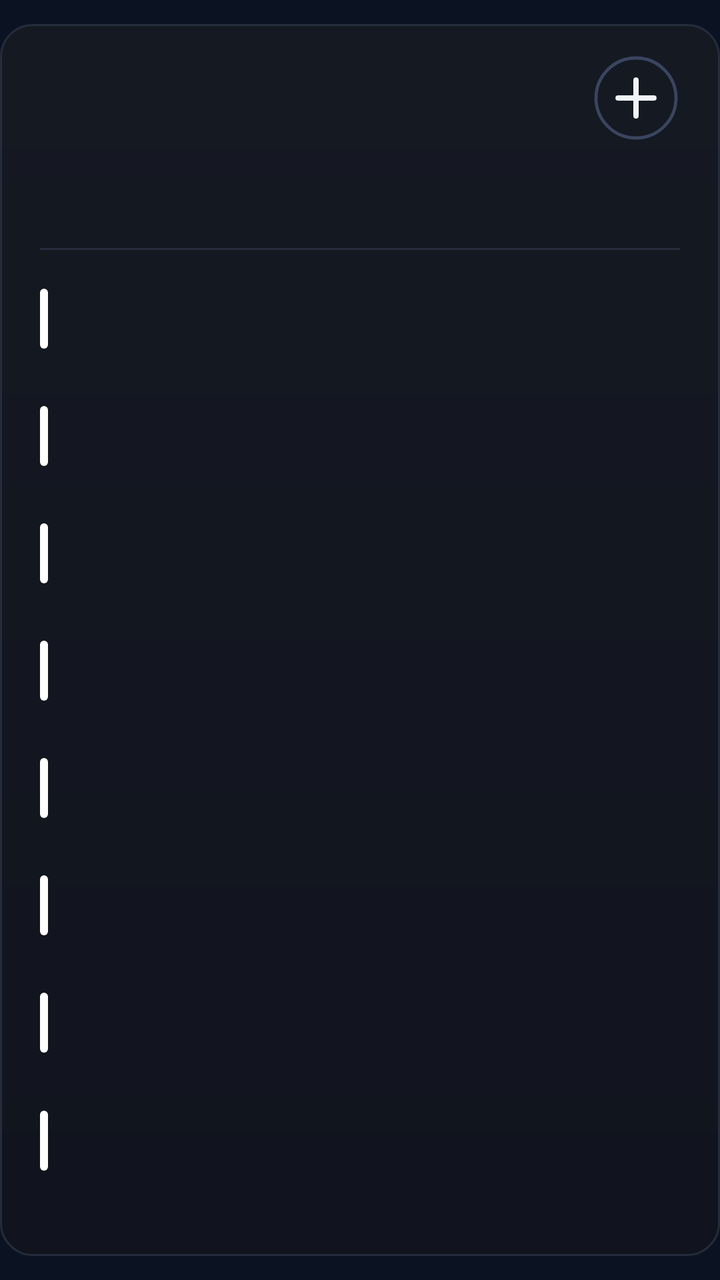
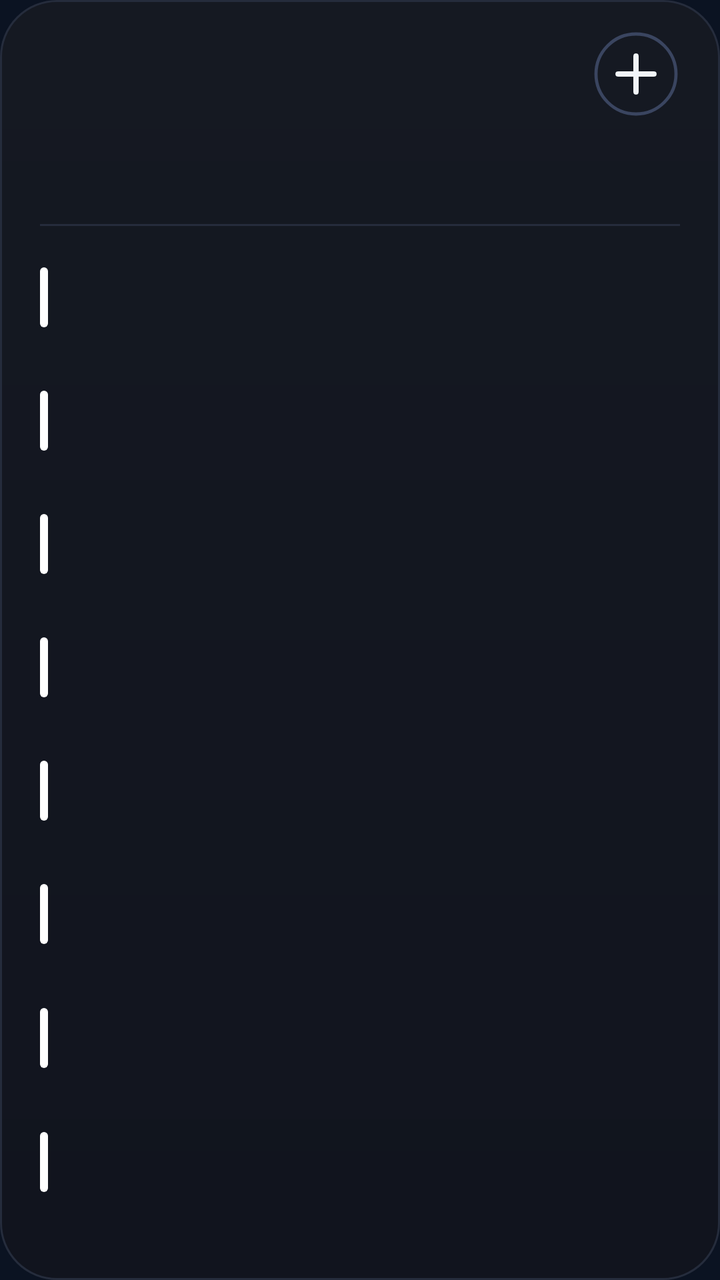

Compare the two renders of this Android layout. The source of the first and the diff that turns it into the second are given below.
<!-- AndroidManifest.xml: application theme AppTheme -->
<!-- res/layout/cal_k8.xml -->
<?xml version="1.0" encoding="utf-8"?>
<FrameLayout xmlns:android="http://schemas.android.com/apk/res/android"
    android:id="@+id/root"
    android:layout_width="match_parent"
    android:layout_height="match_parent"
    android:paddingTop="12dp"
    android:paddingBottom="12dp">

    <LinearLayout
        android:id="@+id/panel"
        android:layout_width="match_parent"
        android:layout_height="match_parent"
        android:background="@drawable/cal_panel"
        android:orientation="vertical"
        android:paddingStart="20dp"
        android:paddingTop="13dp"
        android:paddingEnd="20dp"
        android:paddingBottom="14dp">

        
        <LinearLayout
            android:layout_width="match_parent"
            android:layout_height="48dp"
            android:gravity="center_vertical"
            android:orientation="horizontal">
        <ImageView
            android:id="@+id/cal_day"
            android:layout_width="wrap_content"
            android:layout_height="47dp"
            android:adjustViewBounds="true"
            android:scaleType="fitStart" />

            <LinearLayout
                android:layout_width="0dp"
                android:layout_height="wrap_content"
                android:layout_marginStart="12dp"
                android:layout_weight="1"
                android:orientation="vertical">
                <ImageView
                    android:id="@+id/cal_month"
                    android:layout_width="match_parent"
                    android:layout_height="23dp"
                    android:adjustViewBounds="true"
                    android:scaleType="fitStart" />
                <ImageView
                    android:id="@+id/cal_sub"
                    android:layout_width="match_parent"
                    android:layout_height="16dp"
                    android:adjustViewBounds="true"
                    android:layout_marginTop="2dp"
                    android:scaleType="fitStart" />
            </LinearLayout>

            <ImageView
                android:id="@+id/btn_add"
                android:layout_width="44dp"
                android:layout_height="44dp"
                android:contentDescription="New event"
                android:src="@drawable/ic_cal_add" />
        </LinearLayout>

        
        <LinearLayout
            android:layout_width="match_parent"
            android:layout_height="44dp"
            android:layout_marginTop="2dp"
            android:orientation="horizontal">
            <LinearLayout
                android:layout_width="0dp"
                android:layout_height="match_parent"
                android:layout_weight="1"
                android:gravity="center_horizontal"
                android:orientation="vertical">
                <ImageView
                    android:id="@+id/wk_label_0"
                    android:layout_width="wrap_content"
                    android:layout_height="14dp"
                    android:adjustViewBounds="true"
                    android:scaleType="fitCenter" />
                <ImageView
                    android:id="@+id/wk_num_0"
                    android:layout_width="26dp"
                    android:layout_height="26dp"
                    android:adjustViewBounds="true"
                    android:layout_marginTop="3dp"
                    android:scaleType="fitCenter" />
            </LinearLayout>
            <LinearLayout
                android:layout_width="0dp"
                android:layout_height="match_parent"
                android:layout_weight="1"
                android:gravity="center_horizontal"
                android:orientation="vertical">
                <ImageView
                    android:id="@+id/wk_label_1"
                    android:layout_width="wrap_content"
                    android:layout_height="14dp"
                    android:adjustViewBounds="true"
                    android:scaleType="fitCenter" />
                <ImageView
                    android:id="@+id/wk_num_1"
                    android:layout_width="26dp"
                    android:layout_height="26dp"
                    android:adjustViewBounds="true"
                    android:layout_marginTop="3dp"
                    android:scaleType="fitCenter" />
            </LinearLayout>
            <LinearLayout
                android:layout_width="0dp"
                android:layout_height="match_parent"
                android:layout_weight="1"
                android:gravity="center_horizontal"
                android:orientation="vertical">
                <ImageView
                    android:id="@+id/wk_label_2"
                    android:layout_width="wrap_content"
                    android:layout_height="14dp"
                    android:adjustViewBounds="true"
                    android:scaleType="fitCenter" />
                <ImageView
                    android:id="@+id/wk_num_2"
                    android:layout_width="26dp"
                    android:layout_height="26dp"
                    android:adjustViewBounds="true"
                    android:layout_marginTop="3dp"
                    android:scaleType="fitCenter" />
            </LinearLayout>
            <LinearLayout
                android:layout_width="0dp"
                android:layout_height="match_parent"
                android:layout_weight="1"
                android:gravity="center_horizontal"
                android:orientation="vertical">
                <ImageView
                    android:id="@+id/wk_label_3"
                    android:layout_width="wrap_content"
                    android:layout_height="14dp"
                    android:adjustViewBounds="true"
                    android:scaleType="fitCenter" />
                <ImageView
                    android:id="@+id/wk_num_3"
                    android:layout_width="26dp"
                    android:layout_height="26dp"
                    android:adjustViewBounds="true"
                    android:layout_marginTop="3dp"
                    android:scaleType="fitCenter" />
            </LinearLayout>
            <LinearLayout
                android:layout_width="0dp"
                android:layout_height="match_parent"
                android:layout_weight="1"
                android:gravity="center_horizontal"
                android:orientation="vertical">
                <ImageView
                    android:id="@+id/wk_label_4"
                    android:layout_width="wrap_content"
                    android:layout_height="14dp"
                    android:adjustViewBounds="true"
                    android:scaleType="fitCenter" />
                <ImageView
                    android:id="@+id/wk_num_4"
                    android:layout_width="26dp"
                    android:layout_height="26dp"
                    android:adjustViewBounds="true"
                    android:layout_marginTop="3dp"
                    android:scaleType="fitCenter" />
            </LinearLayout>
            <LinearLayout
                android:layout_width="0dp"
                android:layout_height="match_parent"
                android:layout_weight="1"
                android:gravity="center_horizontal"
                android:orientation="vertical">
                <ImageView
                    android:id="@+id/wk_label_5"
                    android:layout_width="wrap_content"
                    android:layout_height="14dp"
                    android:adjustViewBounds="true"
                    android:scaleType="fitCenter" />
                <ImageView
                    android:id="@+id/wk_num_5"
                    android:layout_width="26dp"
                    android:layout_height="26dp"
                    android:adjustViewBounds="true"
                    android:layout_marginTop="3dp"
                    android:scaleType="fitCenter" />
            </LinearLayout>
            <LinearLayout
                android:layout_width="0dp"
                android:layout_height="match_parent"
                android:layout_weight="1"
                android:gravity="center_horizontal"
                android:orientation="vertical">
                <ImageView
                    android:id="@+id/wk_label_6"
                    android:layout_width="wrap_content"
                    android:layout_height="14dp"
                    android:adjustViewBounds="true"
                    android:scaleType="fitCenter" />
                <ImageView
                    android:id="@+id/wk_num_6"
                    android:layout_width="26dp"
                    android:layout_height="26dp"
                    android:adjustViewBounds="true"
                    android:layout_marginTop="3dp"
                    android:scaleType="fitCenter" />
            </LinearLayout>
        </LinearLayout>

        <ImageView
            android:layout_width="match_parent"
            android:layout_height="1dp"
            android:layout_marginTop="5dp"
            android:layout_marginBottom="5dp"
            android:scaleType="fitXY"
            android:src="@drawable/cal_divider" />

        
        <LinearLayout
            android:layout_width="match_parent"
            android:layout_height="0dp"
            android:layout_weight="1"
            android:orientation="vertical">
        <LinearLayout
            android:id="@+id/cal_row_0"
            android:layout_width="match_parent"
            android:layout_height="0dp"
            android:layout_weight="1"
            android:gravity="center_vertical"
            android:orientation="horizontal">

            <ImageView
                android:id="@+id/cal_bar_0"
                android:layout_width="4dp"
                android:layout_height="30dp"
                android:layout_marginEnd="11dp"
                android:scaleType="fitXY"
                android:src="@drawable/cal_bar" />

            <LinearLayout
                android:layout_width="0dp"
                android:layout_height="wrap_content"
                android:layout_weight="1"
                android:orientation="vertical">

                <LinearLayout
                    android:layout_width="match_parent"
                    android:layout_height="wrap_content"
                    android:orientation="horizontal">
                    <ImageView
                        android:id="@+id/cal_time_0"
                        android:layout_width="wrap_content"
                        android:layout_height="16dp"
                        android:adjustViewBounds="true"
                        android:scaleType="fitStart" />
                    <ImageView
                        android:id="@+id/cal_hint_0"
                        android:layout_width="wrap_content"
                        android:layout_height="16dp"
                        android:adjustViewBounds="true"
                        android:layout_marginStart="9dp"
                        android:scaleType="fitStart" />
                </LinearLayout>
                <ImageView
                    android:id="@+id/cal_title_0"
                    android:layout_width="match_parent"
                    android:layout_height="22dp"
                    android:adjustViewBounds="true"
                    android:layout_marginTop="1dp"
                    android:scaleType="fitStart" />
            </LinearLayout>
        </LinearLayout>
        <LinearLayout
            android:id="@+id/cal_row_1"
            android:layout_width="match_parent"
            android:layout_height="0dp"
            android:layout_weight="1"
            android:gravity="center_vertical"
            android:orientation="horizontal">

            <ImageView
                android:id="@+id/cal_bar_1"
                android:layout_width="4dp"
                android:layout_height="30dp"
                android:layout_marginEnd="11dp"
                android:scaleType="fitXY"
                android:src="@drawable/cal_bar" />

            <LinearLayout
                android:layout_width="0dp"
                android:layout_height="wrap_content"
                android:layout_weight="1"
                android:orientation="vertical">

                <LinearLayout
                    android:layout_width="match_parent"
                    android:layout_height="wrap_content"
                    android:orientation="horizontal">
                    <ImageView
                        android:id="@+id/cal_time_1"
                        android:layout_width="wrap_content"
                        android:layout_height="16dp"
                        android:adjustViewBounds="true"
                        android:scaleType="fitStart" />
                    <ImageView
                        android:id="@+id/cal_hint_1"
                        android:layout_width="wrap_content"
                        android:layout_height="16dp"
                        android:adjustViewBounds="true"
                        android:layout_marginStart="9dp"
                        android:scaleType="fitStart" />
                </LinearLayout>
                <ImageView
                    android:id="@+id/cal_title_1"
                    android:layout_width="match_parent"
                    android:layout_height="22dp"
                    android:adjustViewBounds="true"
                    android:layout_marginTop="1dp"
                    android:scaleType="fitStart" />
            </LinearLayout>
        </LinearLayout>
        <LinearLayout
            android:id="@+id/cal_row_2"
            android:layout_width="match_parent"
            android:layout_height="0dp"
            android:layout_weight="1"
            android:gravity="center_vertical"
            android:orientation="horizontal">

            <ImageView
                android:id="@+id/cal_bar_2"
                android:layout_width="4dp"
                android:layout_height="30dp"
                android:layout_marginEnd="11dp"
                android:scaleType="fitXY"
                android:src="@drawable/cal_bar" />

            <LinearLayout
                android:layout_width="0dp"
                android:layout_height="wrap_content"
                android:layout_weight="1"
                android:orientation="vertical">

                <LinearLayout
                    android:layout_width="match_parent"
                    android:layout_height="wrap_content"
                    android:orientation="horizontal">
                    <ImageView
                        android:id="@+id/cal_time_2"
                        android:layout_width="wrap_content"
                        android:layout_height="16dp"
                        android:adjustViewBounds="true"
                        android:scaleType="fitStart" />
                    <ImageView
                        android:id="@+id/cal_hint_2"
                        android:layout_width="wrap_content"
                        android:layout_height="16dp"
                        android:adjustViewBounds="true"
                        android:layout_marginStart="9dp"
                        android:scaleType="fitStart" />
                </LinearLayout>
                <ImageView
                    android:id="@+id/cal_title_2"
                    android:layout_width="match_parent"
                    android:layout_height="22dp"
                    android:adjustViewBounds="true"
                    android:layout_marginTop="1dp"
                    android:scaleType="fitStart" />
            </LinearLayout>
        </LinearLayout>
        <LinearLayout
            android:id="@+id/cal_row_3"
            android:layout_width="match_parent"
            android:layout_height="0dp"
            android:layout_weight="1"
            android:gravity="center_vertical"
            android:orientation="horizontal">

            <ImageView
                android:id="@+id/cal_bar_3"
                android:layout_width="4dp"
                android:layout_height="30dp"
                android:layout_marginEnd="11dp"
                android:scaleType="fitXY"
                android:src="@drawable/cal_bar" />

            <LinearLayout
                android:layout_width="0dp"
                android:layout_height="wrap_content"
                android:layout_weight="1"
                android:orientation="vertical">

                <LinearLayout
                    android:layout_width="match_parent"
                    android:layout_height="wrap_content"
                    android:orientation="horizontal">
                    <ImageView
                        android:id="@+id/cal_time_3"
                        android:layout_width="wrap_content"
                        android:layout_height="16dp"
                        android:adjustViewBounds="true"
                        android:scaleType="fitStart" />
                    <ImageView
                        android:id="@+id/cal_hint_3"
                        android:layout_width="wrap_content"
                        android:layout_height="16dp"
                        android:adjustViewBounds="true"
                        android:layout_marginStart="9dp"
                        android:scaleType="fitStart" />
                </LinearLayout>
                <ImageView
                    android:id="@+id/cal_title_3"
                    android:layout_width="match_parent"
                    android:layout_height="22dp"
                    android:adjustViewBounds="true"
                    android:layout_marginTop="1dp"
                    android:scaleType="fitStart" />
            </LinearLayout>
        </LinearLayout>
        <LinearLayout
            android:id="@+id/cal_row_4"
            android:layout_width="match_parent"
            android:layout_height="0dp"
            android:layout_weight="1"
            android:gravity="center_vertical"
            android:orientation="horizontal">

            <ImageView
                android:id="@+id/cal_bar_4"
                android:layout_width="4dp"
                android:layout_height="30dp"
                android:layout_marginEnd="11dp"
                android:scaleType="fitXY"
                android:src="@drawable/cal_bar" />

            <LinearLayout
                android:layout_width="0dp"
                android:layout_height="wrap_content"
                android:layout_weight="1"
                android:orientation="vertical">

                <LinearLayout
                    android:layout_width="match_parent"
                    android:layout_height="wrap_content"
                    android:orientation="horizontal">
                    <ImageView
                        android:id="@+id/cal_time_4"
                        android:layout_width="wrap_content"
                        android:layout_height="16dp"
                        android:adjustViewBounds="true"
                        android:scaleType="fitStart" />
                    <ImageView
                        android:id="@+id/cal_hint_4"
                        android:layout_width="wrap_content"
                        android:layout_height="16dp"
                        android:adjustViewBounds="true"
                        android:layout_marginStart="9dp"
                        android:scaleType="fitStart" />
                </LinearLayout>
                <ImageView
                    android:id="@+id/cal_title_4"
                    android:layout_width="match_parent"
                    android:layout_height="22dp"
                    android:adjustViewBounds="true"
                    android:layout_marginTop="1dp"
                    android:scaleType="fitStart" />
            </LinearLayout>
        </LinearLayout>
        <LinearLayout
            android:id="@+id/cal_row_5"
            android:layout_width="match_parent"
            android:layout_height="0dp"
            android:layout_weight="1"
            android:gravity="center_vertical"
            android:orientation="horizontal">

            <ImageView
                android:id="@+id/cal_bar_5"
                android:layout_width="4dp"
                android:layout_height="30dp"
                android:layout_marginEnd="11dp"
                android:scaleType="fitXY"
                android:src="@drawable/cal_bar" />

            <LinearLayout
                android:layout_width="0dp"
                android:layout_height="wrap_content"
                android:layout_weight="1"
                android:orientation="vertical">

                <LinearLayout
                    android:layout_width="match_parent"
                    android:layout_height="wrap_content"
                    android:orientation="horizontal">
                    <ImageView
                        android:id="@+id/cal_time_5"
                        android:layout_width="wrap_content"
                        android:layout_height="16dp"
                        android:adjustViewBounds="true"
                        android:scaleType="fitStart" />
                    <ImageView
                        android:id="@+id/cal_hint_5"
                        android:layout_width="wrap_content"
                        android:layout_height="16dp"
                        android:adjustViewBounds="true"
                        android:layout_marginStart="9dp"
                        android:scaleType="fitStart" />
                </LinearLayout>
                <ImageView
                    android:id="@+id/cal_title_5"
                    android:layout_width="match_parent"
                    android:layout_height="22dp"
                    android:adjustViewBounds="true"
                    android:layout_marginTop="1dp"
                    android:scaleType="fitStart" />
            </LinearLayout>
        </LinearLayout>
        <LinearLayout
            android:id="@+id/cal_row_6"
            android:layout_width="match_parent"
            android:layout_height="0dp"
            android:layout_weight="1"
            android:gravity="center_vertical"
            android:orientation="horizontal">

            <ImageView
                android:id="@+id/cal_bar_6"
                android:layout_width="4dp"
                android:layout_height="30dp"
                android:layout_marginEnd="11dp"
                android:scaleType="fitXY"
                android:src="@drawable/cal_bar" />

            <LinearLayout
                android:layout_width="0dp"
                android:layout_height="wrap_content"
                android:layout_weight="1"
                android:orientation="vertical">

                <LinearLayout
                    android:layout_width="match_parent"
                    android:layout_height="wrap_content"
                    android:orientation="horizontal">
                    <ImageView
                        android:id="@+id/cal_time_6"
                        android:layout_width="wrap_content"
                        android:layout_height="16dp"
                        android:adjustViewBounds="true"
                        android:scaleType="fitStart" />
                    <ImageView
                        android:id="@+id/cal_hint_6"
                        android:layout_width="wrap_content"
                        android:layout_height="16dp"
                        android:adjustViewBounds="true"
                        android:layout_marginStart="9dp"
                        android:scaleType="fitStart" />
                </LinearLayout>
                <ImageView
                    android:id="@+id/cal_title_6"
                    android:layout_width="match_parent"
                    android:layout_height="22dp"
                    android:adjustViewBounds="true"
                    android:layout_marginTop="1dp"
                    android:scaleType="fitStart" />
            </LinearLayout>
        </LinearLayout>
        <LinearLayout
            android:id="@+id/cal_row_7"
            android:layout_width="match_parent"
            android:layout_height="0dp"
            android:layout_weight="1"
            android:gravity="center_vertical"
            android:orientation="horizontal">

            <ImageView
                android:id="@+id/cal_bar_7"
                android:layout_width="4dp"
                android:layout_height="30dp"
                android:layout_marginEnd="11dp"
                android:scaleType="fitXY"
                android:src="@drawable/cal_bar" />

            <LinearLayout
                android:layout_width="0dp"
                android:layout_height="wrap_content"
                android:layout_weight="1"
                android:orientation="vertical">

                <LinearLayout
                    android:layout_width="match_parent"
                    android:layout_height="wrap_content"
                    android:orientation="horizontal">
                    <ImageView
                        android:id="@+id/cal_time_7"
                        android:layout_width="wrap_content"
                        android:layout_height="16dp"
                        android:adjustViewBounds="true"
                        android:scaleType="fitStart" />
                    <ImageView
                        android:id="@+id/cal_hint_7"
                        android:layout_width="wrap_content"
                        android:layout_height="16dp"
                        android:adjustViewBounds="true"
                        android:layout_marginStart="9dp"
                        android:scaleType="fitStart" />
                </LinearLayout>
                <ImageView
                    android:id="@+id/cal_title_7"
                    android:layout_width="match_parent"
                    android:layout_height="22dp"
                    android:adjustViewBounds="true"
                    android:layout_marginTop="1dp"
                    android:scaleType="fitStart" />
            </LinearLayout>
        </LinearLayout>
        </LinearLayout>
        <ImageView
            android:id="@+id/cal_more"
            android:layout_width="match_parent"
            android:layout_height="14dp"
            android:adjustViewBounds="true"
            android:scaleType="fitEnd" />
    </LinearLayout>
</FrameLayout>
<!-- resources referenced by this layout -->
<resources>
  <!-- drawable cal_bar (drawable) -->
  <?xml version="1.0" encoding="utf-8"?>
  <shape xmlns:android="http://schemas.android.com/apk/res/android" android:shape="rectangle">
      <solid android:color="#FFFFFFFF" />
      <corners android:radius="2dp" />
  </shape>
  <!-- drawable cal_divider (drawable) -->
  <?xml version="1.0" encoding="utf-8"?>
  <shape xmlns:android="http://schemas.android.com/apk/res/android" android:shape="rectangle">
      <solid android:color="#FF252C3C" />
  </shape>
  <!-- drawable cal_panel (drawable) -->
  <?xml version="1.0" encoding="utf-8"?>
  <shape xmlns:android="http://schemas.android.com/apk/res/android" android:shape="rectangle">
      <gradient android:angle="270" android:startColor="#FF151922" android:endColor="#FF11141E" />
      <stroke android:width="1dp" android:color="#FF252C3C" />
      <corners android:radius="@dimen/widget_radius" />
  </shape>
  <!-- drawable ic_cal_add (drawable) -->
  <?xml version="1.0" encoding="utf-8"?>
  <vector xmlns:android="http://schemas.android.com/apk/res/android"
      android:width="44dp"
      android:height="44dp"
      android:viewportWidth="44"
      android:viewportHeight="44">
      <path
          android:pathData="M22,22m-20,0a20,20 0,1 1,40 0a20,20 0,1 1,-40 0"
          android:strokeColor="#FF3A4560"
          android:strokeWidth="1.6" />
      <path
          android:pathData="M13,22L31,22M22,13L22,31"
          android:strokeColor="#FFF1F5F9"
          android:strokeLineCap="round"
          android:strokeWidth="2.6" />
  </vector>
  <style name="AppTheme" parent="@android:style/Theme.DeviceDefault.NoActionBar">
          <item name="android:colorAccent">#DF8B35</item>
          <item name="android:colorControlActivated">#DF8B35</item>
          <item name="android:windowBackground">#0B1322</item>
          <item name="android:statusBarColor">#0E111A</item>
          <item name="android:navigationBarColor">#0B1322</item>
          <item name="android:textColorHint">#718096</item>
      </style>
  <dimen name="widget_radius">16dp</dimen>
</resources>

<!-- the commit's change to res/layout/cal_k8.xml (unified diff, before → after) -->
@@ -3,8 +3,7 @@
     android:id="@+id/root"
     android:layout_width="match_parent"
     android:layout_height="match_parent"
-    android:paddingTop="12dp"
-    android:paddingBottom="12dp">
+    android:padding="0dp">
 
     <LinearLayout
         android:id="@+id/panel"
<!-- resource entries referenced after the edit -->
@@ -43,6 +43,6 @@
           <item name="android:navigationBarColor">#0B1322</item>
           <item name="android:textColorHint">#718096</item>
       </style>
-  <dimen name="widget_radius">16dp</dimen>
+  <dimen name="widget_radius">24dp</dimen>
 </resources>
 
